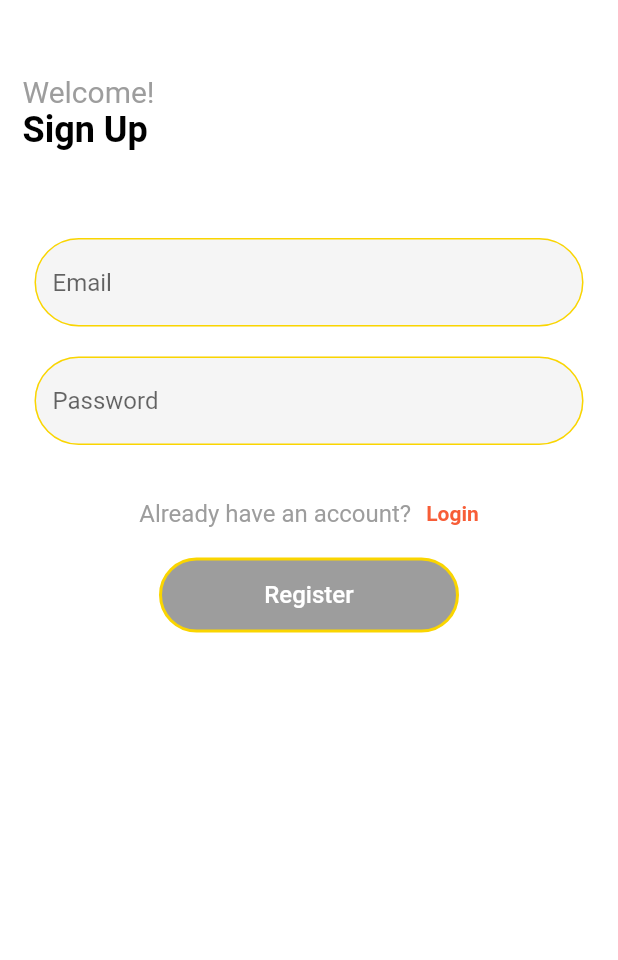
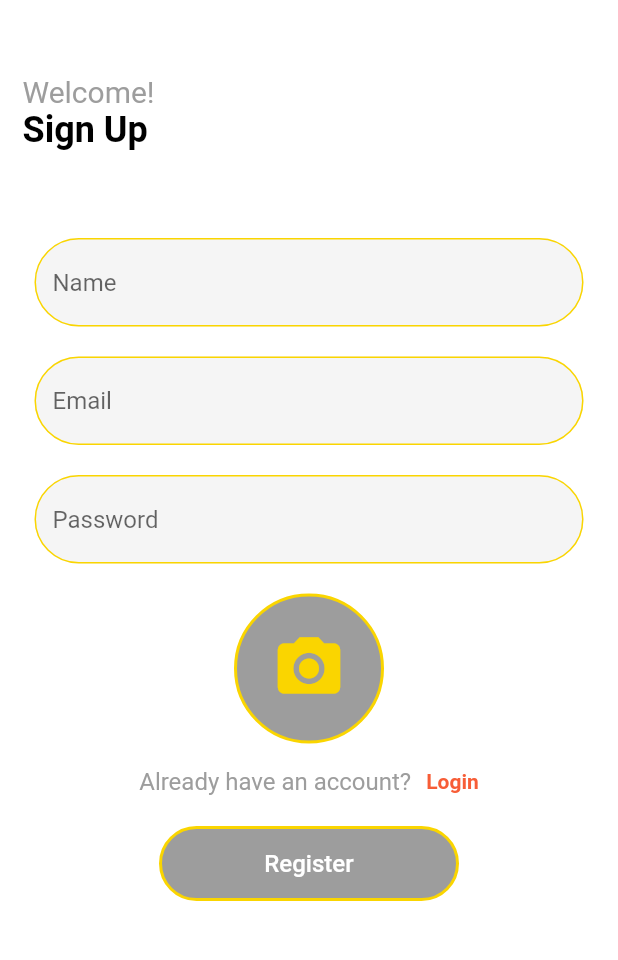
Before and after one commit to IT21078996/FuelFinder, a Flutter app: the screen it shows after launch, after a tap on "Register", on a phone screen of 412 x 824 dp, the part 149-1109 px from its top. Run offline on Flutter 3.47's test engine with Material 2 defaults, Android fonts, the phone set to English and light mode, and no system bars; our stand-ins replace cloud_firestore, firebase_auth, firebase_core, image_picker; accounts and stored records are empty.

Commit message:
user profile

```diff
--- a/fuel_finder/lib/main.dart
+++ b/fuel_finder/lib/main.dart
@@ -18,7 +18,8 @@ class MyApp extends StatelessWidget {
   Widget build(BuildContext context) {
     return StreamProvider<UserModel?>.value(
       value: AuthService().user,
-      initialData: UserModel(uid: ""),
+      initialData:
+          UserModel(uid: "", name: '', email: '', profilePictureUrl: ''),
       child: MaterialApp(
         title: 'FuelFinder',
         theme: ThemeData(
--- a/fuel_finder/lib/models/user.dart
+++ b/fuel_finder/lib/models/user.dart
@@ -2,5 +2,13 @@
 
 class UserModel {
   final String uid;
-  UserModel({required this.uid});
+  final String name;
+  final String email;
+  final String profilePictureUrl;
+
+  UserModel(
+      {required this.uid,
+      required this.name,
+      required this.email,
+      required this.profilePictureUrl});
 }
--- a/fuel_finder/lib/screens/auth/register.dart
+++ b/fuel_finder/lib/screens/auth/register.dart
@@ -1,4 +1,6 @@
 import 'package:flutter/material.dart';
+import 'package:image_picker/image_picker.dart';
+import 'dart:io';
 
 import '../../constants/colors.dart';
 import '../../constants/styles.dart';
@@ -14,15 +16,24 @@ class Register extends StatefulWidget {
 }
 
 class _RegisterState extends State<Register> {
-  // reference for the AuhtService
   final AuthService _auth = AuthService();
-
-  // form key
   final _formKey = GlobalKey<FormState>();
-  // define states
+  String name = "";
   String email = "";
   String password = "";
   String error = "";
+  File? _image;
+
+  // Function to pick an image from the gallery
+  Future<void> _pickImage() async {
+    final pickedFile =
+        await ImagePicker().pickImage(source: ImageSource.gallery);
+    if (pickedFile != null) {
+      setState(() {
+        _image = File(pickedFile.path);
+      });
+    }
+  }
 
   @override
   Widget build(BuildContext context) {
@@ -68,7 +79,19 @@ class _RegisterState extends State<Register> {
                   key: _formKey,
                   child: Column(
                     children: [
-                        // email
+                      // Name input field
+                      TextFormField(
+                        decoration: txtInputDeco.copyWith(hintText: "Name"),
+                        validator: (value) =>
+                            value?.isEmpty == true ? "Enter your name" : null,
+                        onChanged: (value) {
+                          setState(() {
+                            name = value;
+                          });
+                        },
+                      ),
+                      const SizedBox(height: 20),
+                      // Email input field (unchanged)
                       TextFormField(
                         decoration: txtInputDeco,
                         validator: (value) => value?.isEmpty == true
@@ -81,28 +104,49 @@ class _RegisterState extends State<Register> {
                         },
                       ),
                       const SizedBox(height: 20),
-                        // password
+                      // Password input field (unchanged)
                       TextFormField(
                         obscureText: true,
-                          decoration:
-                              txtInputDeco.copyWith(hintText: "Password"),
-                          validator: (value) => value!.length < 6
-                              ? "Enter a valid password"
-                              : null,
+                        decoration: txtInputDeco.copyWith(hintText: "Password"),
+                        validator: (value) =>
+                            value!.length < 6 ? "Enter a valid password" : null,
                         onChanged: (value) {
                           setState(() {
                             password = value;
                           });
                         },
                       ),
-                        // google
-                        const SizedBox(
-                          height: 20,
+                      // Profile picture upload
+                      const SizedBox(height: 20),
+                      GestureDetector(
+                        onTap: _pickImage,
+                        child: _image == null
+                            ? Container(
+                                height: 100,
+                                width: 100,
+                                decoration: BoxDecoration(
+                                  color: textBody,
+                                  borderRadius: BorderRadius.circular(100),
+                                  border:
+                                      Border.all(width: 2, color: secondary),
                                 ),
+                                child: const Icon(
+                                  Icons.camera_alt,
+                                  size: 50,
+                                  color: secondary,
+                                ),
+                              )
+                            : CircleAvatar(
+                                radius: 50,
+                                backgroundImage: FileImage(_image!),
+                              ),
+                      ),
+                      // Error message (unchanged)
                       Text(
                         error,
                         style: TextStyle(color: Colors.red),
                       ),
+                      // Login link (unchanged)
                       Row(
                         mainAxisAlignment: MainAxisAlignment.center,
                         children: [
@@ -110,9 +154,7 @@ class _RegisterState extends State<Register> {
                             "Already have an account?",
                             style: descStyle,
                           ),
-                            const SizedBox(
-                              width: 10,
-                            ),
+                          const SizedBox(width: 10),
                           GestureDetector(
                             onTap: () {
                               widget.toggle();
@@ -120,24 +162,22 @@ class _RegisterState extends State<Register> {
                             child: const Text(
                               "Login",
                               style: TextStyle(
-                                    color: primary,
-                                    fontWeight: FontWeight.w600),
+                                  color: primary, fontWeight: FontWeight.w600),
                             ),
                           ),
                         ],
                       ),
-                        // button
-                        const SizedBox(
-                          height: 20,
-                        ),
+                      // Register button (unchanged)
+                      const SizedBox(height: 20),
                       GestureDetector(
                         onTap: () async {
-                            dynamic result = await _auth
-                                .registerWithEmailAndPassword(email, password);
+                          dynamic result =
+                              await _auth.registerWithEmailAndPassword(
+                                  name, email, password);
 
                           if (result == null) {
                             setState(() {
-                                error = "please enter a valid email";
+                              error = "Please enter valid information.";
                             });
                           }
                         },
@@ -147,23 +187,25 @@ class _RegisterState extends State<Register> {
                           decoration: BoxDecoration(
                             color: textBody,
                             borderRadius: BorderRadius.circular(100),
-                                border: Border.all(width: 2, color: secondary)),
+                            border: Border.all(width: 2, color: secondary),
+                          ),
                           child: const Center(
                             child: Text(
                               "Register",
                               style: TextStyle(
                                 fontSize: 16,
                                 color: Colors.white,
-                                  fontWeight: FontWeight.w500),
-                            )),
+                                fontWeight: FontWeight.w500,
                               ),
                             ),
-                        const SizedBox(
-                          height: 20,
                           ),
+                        ),
+                      ),
+                      const SizedBox(height: 20),
                     ],
-                    )),
-              )
+                  ),
+                ),
+              ),
             ],
           ),
         ),
--- a/fuel_finder/lib/services/auth.dart
+++ b/fuel_finder/lib/services/auth.dart
@@ -1,3 +1,4 @@
+import 'package:cloud_firestore/cloud_firestore.dart';
 import 'package:fuel_finder/models/user.dart';
 import 'package:firebase_auth/firebase_auth.dart';
 
@@ -7,7 +8,9 @@ class AuthService {
 
   // create a user from firebase user with uid
   UserModel? _userWithFirebaseUserUid(User? user) {
-    return user != null ? UserModel(uid: user.uid) : null;
+    return user != null
+        ? UserModel(uid: user.uid, name: '', email: '', profilePictureUrl: '')
+        : null;
   }
 
   // create the stream for checking the auth changes in the user
@@ -28,11 +31,22 @@ class AuthService {
   }
 
   // register using using email & password
-  Future registerWithEmailAndPassword(String email, String password) async {
+  Future registerWithEmailAndPassword(
+      String name, String email, String password) async {
     try {
       UserCredential result = await _auth.createUserWithEmailAndPassword(
           email: email, password: password);
       User? user = result.user;
+
+      if (user != null) {
+        await FirebaseFirestore.instance.collection('users').doc(user.uid).set({
+          'name': name,
+          'email': email,
+          'profilePicture': '',
+        });
+
+        return _userWithFirebaseUserUid(user);
+      }
     } catch (error) {
       print(error.toString());
       return null;
--- a/fuel_finder/pubspec.yaml
+++ b/fuel_finder/pubspec.yaml
@@ -37,6 +37,7 @@ dependencies:
   firebase_database: ^10.2.5
   firebase_storage: ^11.2.6
   provider: ^6.0.5
+  image_picker: ^1.0.4
 
 
   # The following adds the Cupertino Icons font to your application.
```
Also changed, not shown: fuel_finder/pubspec.lock, 5 other files. Lines whose indentation alone changed are shown as unchanged.
